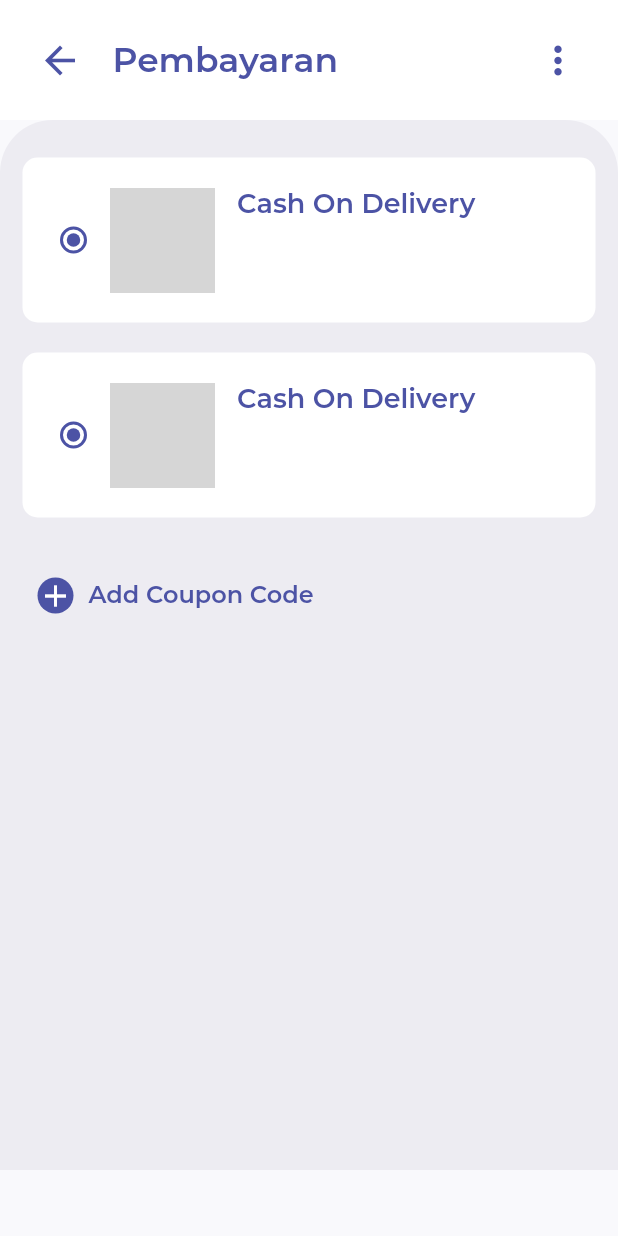
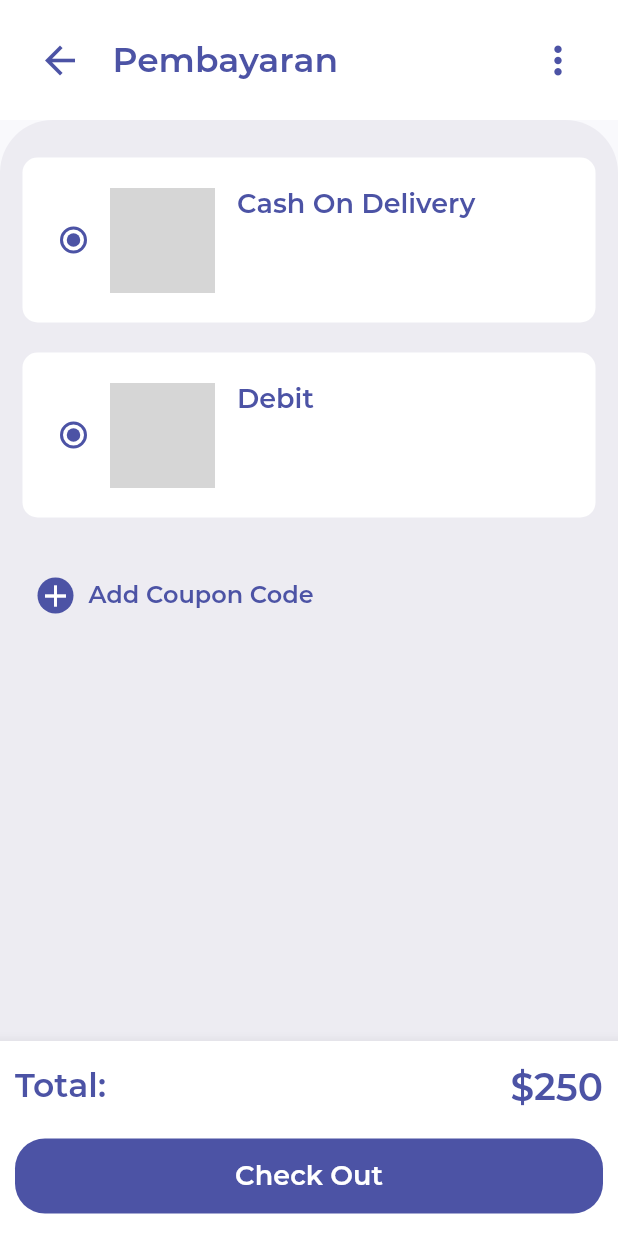
Before and after one commit to fertilian/sittok_ecommerce, a Flutter app: the BuyPage screen opened directly, on a phone screen of 412 x 824 dp. Run offline on Flutter 3.47's test engine with Material 2 defaults, Android fonts, the light colour scheme and no system bars; our stand-ins replace font_awesome_flutter, get; grey boxes are pictures that could not be loaded.

Commit message:
buy app bar

```diff
--- a/lib/screens/checkout_screen/BuyPage.dart
+++ b/lib/screens/checkout_screen/BuyPage.dart
@@ -1,3 +1,4 @@
+import 'package:ecommerce_ui/widgets/BuyBottomNavBar.dart';
 import 'package:ecommerce_ui/widgets/BuyItemSamples.dart';
 import 'package:flutter/material.dart';
 import 'package:ecommerce_ui/widgets/BuyAppBar.dart';
@@ -58,7 +59,7 @@ class BuyPage extends StatelessWidget {
           ),
         ],
       ),
-      //bottomNavigationBar: CartBottomNavbBar(),
+      bottomNavigationBar: BuyBottomNavBar(),
     );
   }
 }
--- /dev/null
+++ b/lib/widgets/BuyBottomNavBar.dart
@@ -0,0 +1,56 @@
+import 'package:flutter/material.dart';
+
+class BuyBottomNavBar extends StatelessWidget{
+  @override
+  Widget build(BuildContext context){
+    return BottomAppBar(
+      child: Container(
+        padding: EdgeInsets.symmetric(horizontal: 10, vertical: 15),
+        height: 130,
+        child: Column(
+          mainAxisAlignment: MainAxisAlignment.spaceBetween,
+          children: [
+            Row(
+              mainAxisAlignment: MainAxisAlignment.spaceBetween,
+                children: [
+            Text(
+                "Total:",
+              style: TextStyle(
+                  color: Color(0xFF4C53A5),
+              fontSize: 22,
+              fontWeight: FontWeight.bold,
+              ),
+              ),
+            Text("\$250",
+            style: TextStyle(
+              fontSize: 25,
+              fontWeight: FontWeight.bold,
+              color: Color(0xFF4C53A5),
+            ),
+            ),
+          ],
+        ),
+            Container(
+              alignment: Alignment.center,
+                height: 50,
+              width: double.infinity,
+              decoration: BoxDecoration(
+                color: Color(0xFF4C53A5),
+                borderRadius: BorderRadius.circular(20),
+              ),
+              child: Text(
+              "Check Out",
+                style: TextStyle(
+                  fontSize: 18,
+                  fontWeight: FontWeight.bold,
+                  color: Colors.white,
+                ),
+              ),
+            )
+        ],
+      ),
+        ),
+      );
+
+  }
+}
--- a/lib/widgets/BuyItemSamples.dart
+++ b/lib/widgets/BuyItemSamples.dart
@@ -17,7 +17,8 @@ class BuyItemSamples extends StatelessWidget{
             Radio(value: "",
                 groupValue: "",
                activeColor: Color(0xFF4C53A5),
-            onChanged: (Index){},
+            onChanged: (Index){
+            },
             ),
             Container(
               height: 70,
@@ -61,7 +62,7 @@ class BuyItemSamples extends StatelessWidget{
               height: 70,
               width: 70,
               margin: EdgeInsets.only(right: 15),
-              child: Image.asset("images/cod.png"),
+              child: Image.asset("images/debit.png"),
             ),
             Padding(padding: EdgeInsets.symmetric(vertical: 10),
               child: Column(
@@ -69,7 +70,7 @@ class BuyItemSamples extends StatelessWidget{
                 mainAxisAlignment: MainAxisAlignment.spaceBetween,
                 children: [
                   Text(
-                    "Cash On Delivery",
+                    "Debit",
                     style: TextStyle(
                       fontSize: 18,
                       fontWeight: FontWeight.bold,
```
Also changed, not shown: assets/images/debit.png (added).
